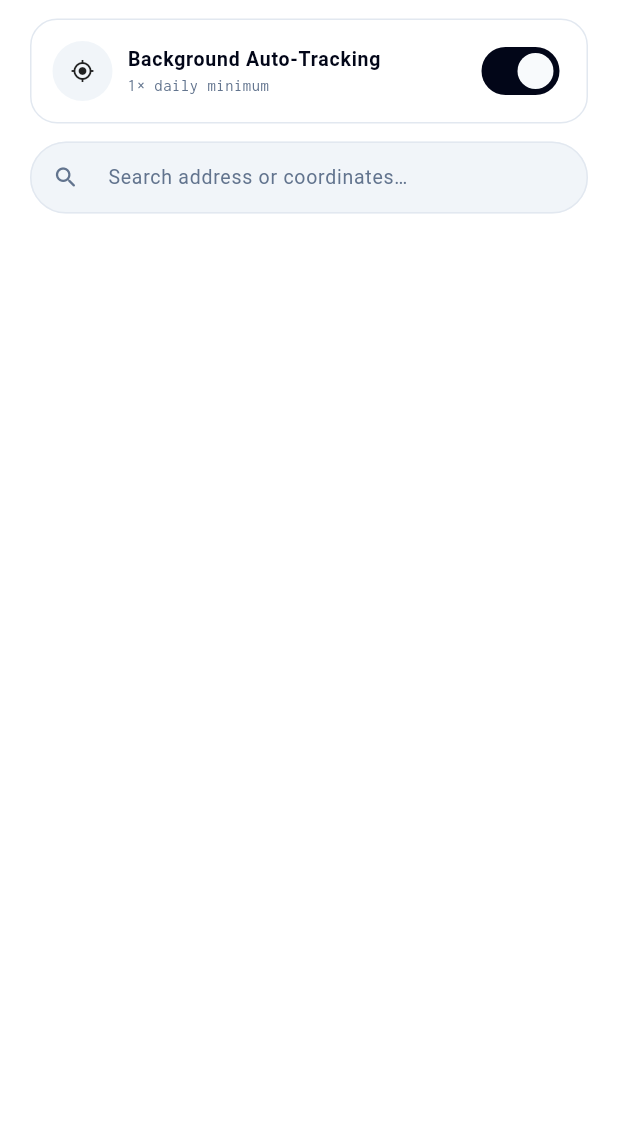
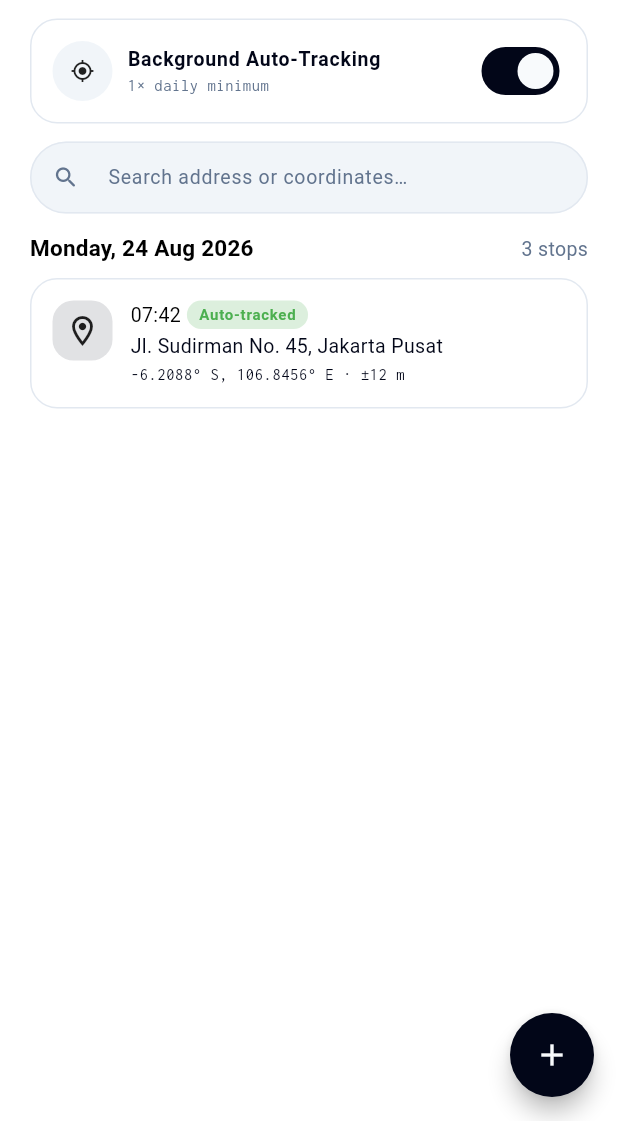
Before and after one commit to pakdhel/tracelog-app, a Flutter app: the screen it shows after launch, on a phone screen of 412 x 824 dp, the part 115-1236 px from its top. Run offline on Flutter 3.47's test engine with Material 3 defaults, Android fonts, the phone set to English and light mode, and no system bars; our stand-ins replace google_fonts; Roboto replaces fonts that are missing (Arimo).

Commit message:
feat: membuat list tile atau card lokasi

```diff
--- a/lib/screens/home_screen.dart
+++ b/lib/screens/home_screen.dart
@@ -1,5 +1,6 @@
 import 'package:flutter/material.dart';
 import 'package:tracelog_app/screens/widgets/checkbox_tracking_widget.dart';
+import 'package:tracelog_app/screens/widgets/listtile_location_widget.dart';
 import 'package:tracelog_app/screens/widgets/search_widget.dart';
 
 class HomeScreen extends StatefulWidget {
@@ -59,8 +60,35 @@ class _HomeScreenState extends State<HomeScreen> {
             SizedBox(height: 12),
 
             SearchWidget(),
+
+            SizedBox(height: 12),
+
+            Row(
+              children: [
+                Text('Monday, 24 Aug 2026', style: textTheme.titleMedium),
+                const Spacer(),
+                Text(
+                  '3 stops',
+                  style: textTheme.bodyMedium?.copyWith(
+                    color: colorScheme.onSurfaceVariant,
+                  ),
+                ),
+              ],
+            ),
+
+            SizedBox(height: 8),
+
+            ListtileLocationWidget(),
           ],
         ),
+      ),
+
+      floatingActionButton: FloatingActionButton(
+        onPressed: () {},
+        shape: RoundedRectangleBorder(
+          borderRadius: BorderRadiusGeometry.circular(100),
+        ),
+        child: Icon(Icons.add),
       ),
     );
   }
--- /dev/null
+++ b/lib/screens/widgets/listtile_location_widget.dart
@@ -0,0 +1,77 @@
+import 'package:flutter/material.dart';
+
+class ListtileLocationWidget extends StatelessWidget {
+  const ListtileLocationWidget({super.key});
+
+  @override
+  Widget build(BuildContext context) {
+    final colorScheme = Theme.of(context).colorScheme;
+    final textTheme = Theme.of(context).textTheme;
+    return Container(
+      padding: EdgeInsets.all(14),
+      decoration: BoxDecoration(
+        color: Colors.white,
+        border: Border.all(color: colorScheme.outline),
+        borderRadius: BorderRadius.circular(18),
+      ),
+      child: Row(
+        crossAxisAlignment: CrossAxisAlignment.start,
+        children: [
+          Container(
+            width: 40,
+            height: 40,
+            decoration: BoxDecoration(
+              color: colorScheme.primary.withAlpha(30),
+              borderRadius: BorderRadius.circular(14),
+            ),
+            child: Icon(Icons.location_on_outlined),
+          ),
+          SizedBox(width: 12),
+          Column(
+            crossAxisAlignment: CrossAxisAlignment.start,
+            children: [
+              Row(
+                children: [
+                  Text('07:42', style: textTheme.bodyMedium),
+                  SizedBox(width: 4),
+                  Container(
+                    padding: EdgeInsets.symmetric(horizontal: 8, vertical: 2),
+                    decoration: BoxDecoration(
+                      color: Colors.green.withAlpha(50),
+                      borderRadius: BorderRadius.circular(100),
+                    ),
+                    child: Text(
+                      'Auto-tracked',
+                      style: textTheme.labelSmall?.copyWith(
+                        color: Colors.green,
+                        fontWeight: FontWeight.bold,
+                      ),
+                    ),
+                  ),
+                ],
+              ),
+
+              SizedBox(height: 2),
+
+              Text(
+                'Jl. Sudirman No. 45, Jakarta Pusat',
+                style: textTheme.bodyMedium?.copyWith(
+                  color: colorScheme.primary,
+                ),
+              ),
+
+              SizedBox(height: 2),
+
+              Text(
+                '-6.2088° S, 106.8456° E · ±12 m',
+                style: textTheme.bodySmall?.copyWith(
+                  color: colorScheme.primary,
+                ),
+              ),
+            ],
+          ),
+        ],
+      ),
+    );
+  }
+}
```
